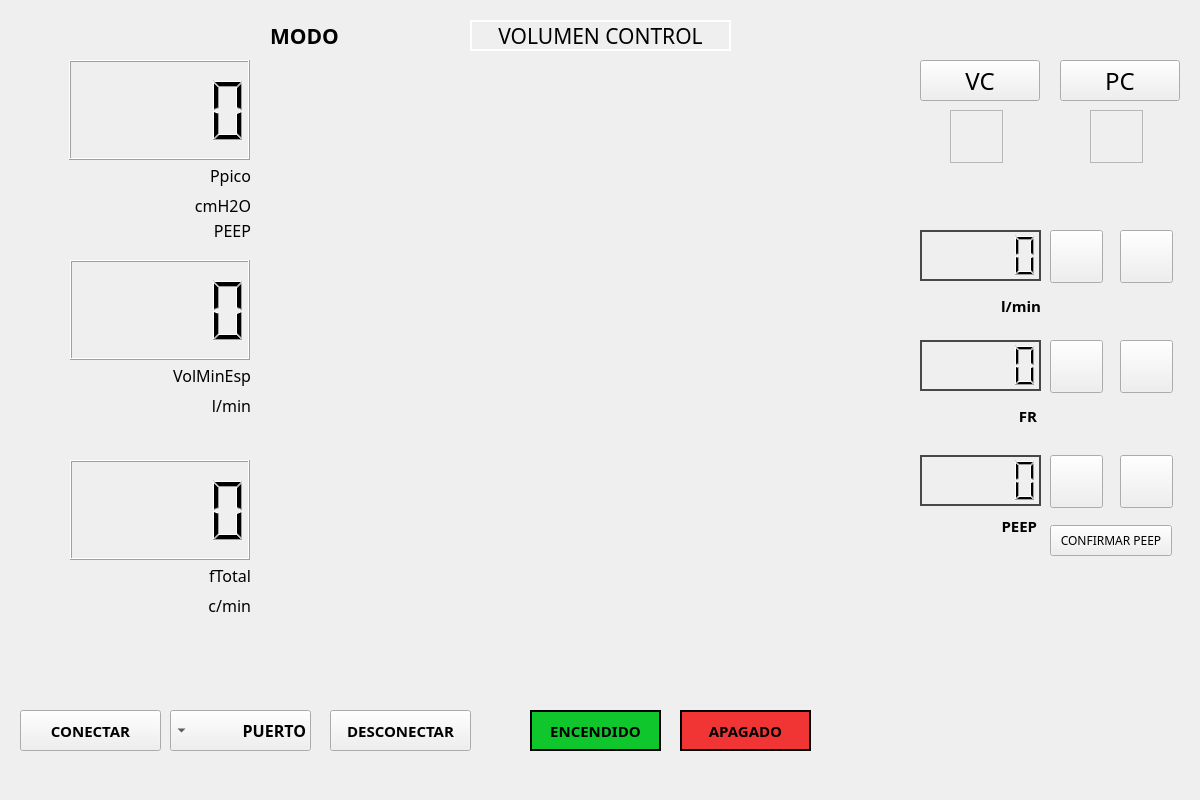
Before: the Qt Designer form diseño_gui.ui in 1PYTHON1/Interfaz_Grafica_Ventilador_Mecanico_PyQt5, drawn with Qt 5.
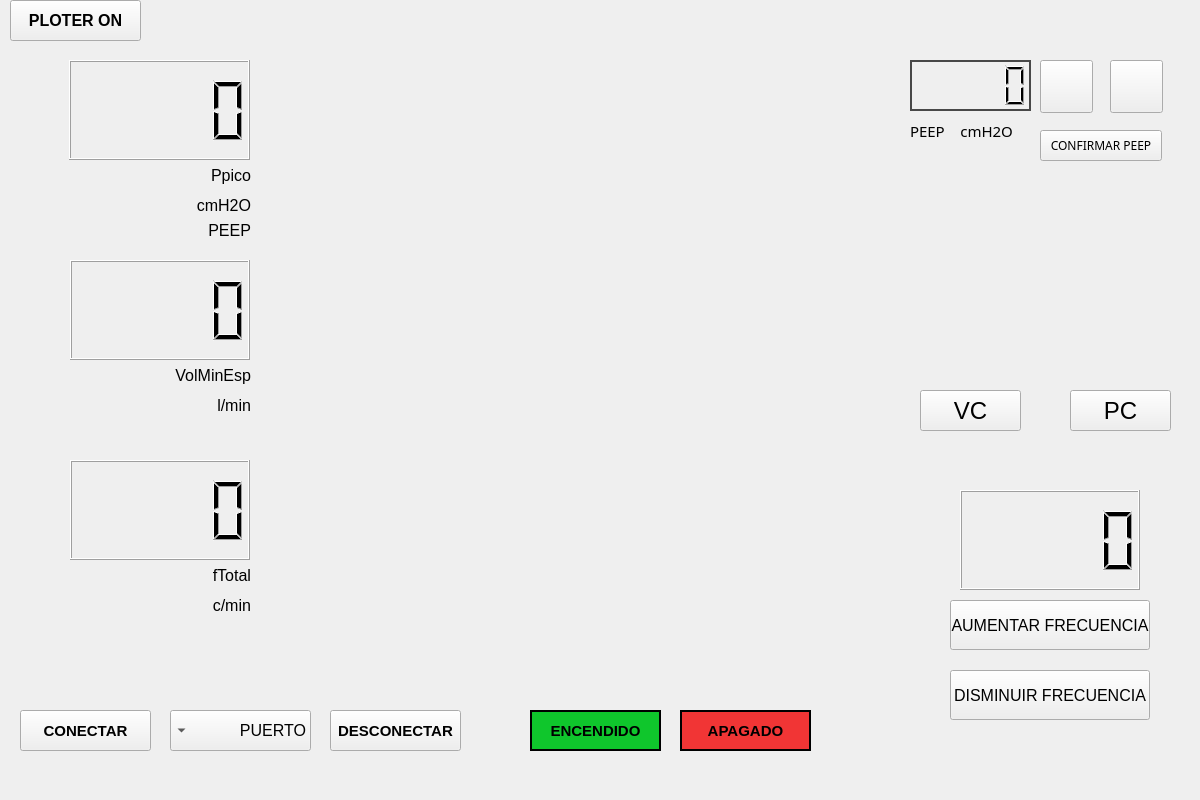
After: the same form once the commit is applied. Icons and pictures are not drawn.

```diff
--- a/diseño_gui.ui
+++ b/diseño_gui.ui
@@ -18,7 +18,6 @@
   </property>
   <property name="font">
    <font>
-    <family>Montserrat</family>
     <pointsize>5</pointsize>
    </font>
   </property>
@@ -74,9 +73,9 @@
    <widget class="QPushButton" name="pushButton_pc">
     <property name="geometry">
      <rect>
-      <x>1060</x>
-      <y>60</y>
-      <width>120</width>
+      <x>1070</x>
+      <y>390</y>
+      <width>101</width>
       <height>41</height>
      </rect>
     </property>
@@ -114,8 +113,8 @@
     <property name="geometry">
      <rect>
       <x>920</x>
-      <y>60</y>
-      <width>120</width>
+      <y>390</y>
+      <width>101</width>
       <height>41</height>
      </rect>
     </property>
@@ -131,10 +130,10 @@
    <widget class="QPushButton" name="pushButton_frecuencia_up">
     <property name="geometry">
      <rect>
-      <x>1050</x>
-      <y>340</y>
-      <width>53</width>
-      <height>53</height>
+      <x>950</x>
+      <y>600</y>
+      <width>200</width>
+      <height>50</height>
      </rect>
     </property>
     <property name="font">
@@ -142,27 +141,17 @@
       <pointsize>12</pointsize>
      </font>
     </property>
-    <property name="styleSheet">
-     <string notr="true">#pushButton_frecuencia_up
-{
-background-image: url(:/design/iconos/akar-icons_circle-chevron-down-fill (1).png);
-}
-#pushButton_frecuencia_up:hover
-{
-background-image: url(:/design/iconos/akar-icons_circle-chevron-down-fill (2).png);
-}</string>
-    </property>
     <property name="text">
-     <string/>
+     <string>AUMENTAR FRECUENCIA</string>
     </property>
    </widget>
    <widget class="QPushButton" name="pushButton_frecuencia_down">
     <property name="geometry">
      <rect>
-      <x>1120</x>
-      <y>340</y>
-      <width>53</width>
-      <height>53</height>
+      <x>950</x>
+      <y>670</y>
+      <width>200</width>
+      <height>50</height>
      </rect>
     </property>
     <property name="font">
@@ -170,17 +159,8 @@
       <pointsize>12</pointsize>
      </font>
     </property>
-    <property name="styleSheet">
-     <string notr="true">#pushButton_frecuencia_down{
-background-image: url(:/design/iconos/akar-icons_circle-chevron-down-fill.png);
-}
-#pushButton_frecuencia_down:hover{
-background-image: url(:/design/iconos/akar-icons_circle-chevron-down-fill (3).png);
-}
-</string>
-    </property>
     <property name="text">
-     <string/>
+     <string>DISMINUIR FRECUENCIA</string>
     </property>
    </widget>
    <widget class="QLCDNumber" name="lcdNumber_presion">
@@ -216,9 +196,9 @@
    <widget class="QLabel" name="label">
     <property name="geometry">
      <rect>
-      <x>180</x>
+      <x>200</x>
       <y>160</y>
-      <width>71</width>
+      <width>51</width>
       <height>31</height>
      </rect>
     </property>
@@ -237,9 +217,9 @@
    <widget class="QLabel" name="label_2">
     <property name="geometry">
      <rect>
-      <x>180</x>
+      <x>190</x>
       <y>190</y>
-      <width>71</width>
+      <width>61</width>
       <height>31</height>
      </rect>
     </property>
@@ -258,9 +238,9 @@
    <widget class="QLabel" name="label_3">
     <property name="geometry">
      <rect>
-      <x>180</x>
+      <x>190</x>
       <y>390</y>
-      <width>71</width>
+      <width>61</width>
       <height>31</height>
      </rect>
     </property>
@@ -279,9 +259,9 @@
    <widget class="QLabel" name="label_4">
     <property name="geometry">
      <rect>
-      <x>150</x>
+      <x>160</x>
       <y>360</y>
-      <width>101</width>
+      <width>91</width>
       <height>31</height>
      </rect>
     </property>
@@ -300,9 +280,9 @@
    <widget class="QLabel" name="label_5">
     <property name="geometry">
      <rect>
-      <x>180</x>
+      <x>190</x>
       <y>560</y>
-      <width>71</width>
+      <width>61</width>
       <height>31</height>
      </rect>
     </property>
@@ -342,33 +322,19 @@
    <widget class="QLCDNumber" name="lcdNumber_frecuencia">
     <property name="geometry">
      <rect>
-      <x>920</x>
-      <y>340</y>
-      <width>121</width>
-      <height>51</height>
+      <x>960</x>
+      <y>490</y>
+      <width>180</width>
+      <height>100</height>
      </rect>
     </property>
-    <property name="styleSheet">
-     <string notr="true">#lcdNumber_frecuencia{
-
-border: 2px solid rgb(72, 72, 72);
-
-
-}
-#lcdNumber_frecuencia:hover{
-
-border: 2px solid  rgb(190, 190, 190);
-
-}
-</string>
-    </property>
    </widget>
    <widget class="QPushButton" name="pushButton_conectar_serial">
     <property name="geometry">
      <rect>
       <x>20</x>
       <y>710</y>
-      <width>141</width>
+      <width>131</width>
       <height>41</height>
      </rect>
     </property>
@@ -395,8 +361,6 @@
     <property name="font">
      <font>
       <pointsize>12</pointsize>
-      <weight>75</weight>
-      <bold>true</bold>
      </font>
     </property>
     <item>
@@ -435,7 +399,7 @@
      <rect>
       <x>330</x>
       <y>710</y>
-      <width>141</width>
+      <width>131</width>
       <height>41</height>
      </rect>
     </property>
@@ -450,11 +414,32 @@
      <string>DESCONECTAR</string>
     </property>
    </widget>
+   <widget class="QPushButton" name="pushButton_sincronizar_datos">
+    <property name="geometry">
+     <rect>
+      <x>10</x>
+      <y>0</y>
+      <width>131</width>
+      <height>41</height>
+     </rect>
+    </property>
+    <property name="font">
+     <font>
+      <pointsize>12</pointsize>
+      <weight>75</weight>
+      <italic>false</italic>
+      <bold>true</bold>
+     </font>
+    </property>
+    <property name="text">
+     <string>PLOTER ON</string>
+    </property>
+   </widget>
    <widget class="QLCDNumber" name="lcdNumber_peep">
     <property name="geometry">
      <rect>
-      <x>920</x>
-      <y>455</y>
+      <x>910</x>
+      <y>60</y>
       <width>121</width>
       <height>51</height>
      </rect>
@@ -480,8 +465,8 @@
    <widget class="QPushButton" name="pushButton_incrementar_peep">
     <property name="geometry">
      <rect>
-      <x>1050</x>
-      <y>455</y>
+      <x>1040</x>
+      <y>60</y>
       <width>53</width>
       <height>53</height>
      </rect>
@@ -503,8 +488,8 @@
    <widget class="QPushButton" name="pushButton_decrementar_peep">
     <property name="geometry">
      <rect>
-      <x>1120</x>
-      <y>455</y>
+      <x>1110</x>
+      <y>60</y>
       <width>53</width>
       <height>53</height>
      </rect>
@@ -525,8 +510,8 @@
    <widget class="QPushButton" name="pushButton_confirmar_peep">
     <property name="geometry">
      <rect>
-      <x>1050</x>
-      <y>525</y>
+      <x>1040</x>
+      <y>130</y>
       <width>122</width>
       <height>31</height>
      </rect>
@@ -554,8 +539,8 @@
    <widget class="QLabel" name="label_8">
     <property name="geometry">
      <rect>
-      <x>920</x>
-      <y>510</y>
+      <x>910</x>
+      <y>115</y>
       <width>121</width>
       <height>31</height>
      </rect>
@@ -564,23 +549,21 @@
      <font>
       <family>Montserrat</family>
       <pointsize>11</pointsize>
-      <weight>75</weight>
-      <bold>true</bold>
      </font>
     </property>
     <property name="text">
-     <string>PEEP </string>
+     <string>PEEP    cmH2O</string>
     </property>
     <property name="alignment">
-     <set>Qt::AlignRight|Qt::AlignTrailing|Qt::AlignVCenter</set>
+     <set>Qt::AlignLeading|Qt::AlignLeft|Qt::AlignVCenter</set>
     </property>
    </widget>
    <widget class="QLabel" name="label_7">
     <property name="geometry">
      <rect>
-      <x>190</x>
+      <x>200</x>
       <y>220</y>
-      <width>61</width>
+      <width>51</width>
       <height>21</height>
      </rect>
     </property>
@@ -683,269 +666,6 @@
      <string>APAGADO</string>
     </property>
    </widget>
-   <widget class="QLabel" name="label_9">
-    <property name="geometry">
-     <rect>
-      <x>920</x>
-      <y>400</y>
-      <width>121</width>
-      <height>31</height>
-     </rect>
-    </property>
-    <property name="font">
-     <font>
-      <family>Montserrat</family>
-      <pointsize>11</pointsize>
-      <weight>75</weight>
-      <bold>true</bold>
-     </font>
-    </property>
-    <property name="text">
-     <string>FR </string>
-    </property>
-    <property name="alignment">
-     <set>Qt::AlignRight|Qt::AlignTrailing|Qt::AlignVCenter</set>
-    </property>
-   </widget>
-   <widget class="QLCDNumber" name="lcdNumber_volumen_entrada">
-    <property name="geometry">
-     <rect>
-      <x>920</x>
-      <y>230</y>
-      <width>121</width>
-      <height>51</height>
-     </rect>
-    </property>
-    <property name="styleSheet">
-     <string notr="true">#lcdNumber_volumen_entrada{
-
-border: 2px solid rgb(72, 72, 72);
-
-
-}
-#lcdNumber_volumen_entrada:hover{
-
-border: 2px solid  rgb(190, 190, 190);
-
-}
-</string>
-    </property>
-   </widget>
-   <widget class="QLabel" name="label_10">
-    <property name="geometry">
-     <rect>
-      <x>920</x>
-      <y>290</y>
-      <width>121</width>
-      <height>31</height>
-     </rect>
-    </property>
-    <property name="font">
-     <font>
-      <family>Montserrat</family>
-      <pointsize>11</pointsize>
-      <weight>75</weight>
-      <bold>true</bold>
-     </font>
-    </property>
-    <property name="text">
-     <string>l/min</string>
-    </property>
-    <property name="alignment">
-     <set>Qt::AlignRight|Qt::AlignTrailing|Qt::AlignVCenter</set>
-    </property>
-   </widget>
-   <widget class="QPushButton" name="pushButton_decrementar_volumen">
-    <property name="geometry">
-     <rect>
-      <x>1120</x>
-      <y>230</y>
-      <width>53</width>
-      <height>53</height>
-     </rect>
-    </property>
-    <property name="font">
-     <font>
-      <pointsize>12</pointsize>
-     </font>
-    </property>
-    <property name="styleSheet">
-     <string notr="true">#pushButton_decrementar_volumen{
-background-image: url(:/design/iconos/akar-icons_circle-chevron-down-fill.png);
-}
-#pushButton_decrementar_volumen:hover{
-background-image: url(:/design/iconos/akar-icons_circle-chevron-down-fill (3).png);
-}
-</string>
-    </property>
-    <property name="text">
-     <string/>
-    </property>
-   </widget>
-   <widget class="QPushButton" name="pushButton_incrementar_volumen">
-    <property name="geometry">
-     <rect>
-      <x>1050</x>
-      <y>230</y>
-      <width>53</width>
-      <height>53</height>
-     </rect>
-    </property>
-    <property name="font">
-     <font>
-      <pointsize>12</pointsize>
-     </font>
-    </property>
-    <property name="styleSheet">
-     <string notr="true">#pushButton_incrementar_volumen
-{
-background-image: url(:/design/iconos/akar-icons_circle-chevron-down-fill (1).png);
-}
-#pushButton_incrementar_volumen:hover
-{
-background-image: url(:/design/iconos/akar-icons_circle-chevron-down-fill (2).png);
-}</string>
-    </property>
-    <property name="text">
-     <string/>
-    </property>
-   </widget>
-   <widget class="QLabel" name="label_11">
-    <property name="geometry">
-     <rect>
-      <x>270</x>
-      <y>20</y>
-      <width>111</width>
-      <height>31</height>
-     </rect>
-    </property>
-    <property name="font">
-     <font>
-      <pointsize>16</pointsize>
-      <weight>75</weight>
-      <bold>true</bold>
-     </font>
-    </property>
-    <property name="text">
-     <string>MODO</string>
-    </property>
-   </widget>
-   <widget class="QLabel" name="label_modo">
-    <property name="geometry">
-     <rect>
-      <x>470</x>
-      <y>20</y>
-      <width>261</width>
-      <height>31</height>
-     </rect>
-    </property>
-    <property name="font">
-     <font>
-      <family>Montserrat</family>
-      <pointsize>16</pointsize>
-      <weight>50</weight>
-      <italic>false</italic>
-      <bold>false</bold>
-     </font>
-    </property>
-    <property name="styleSheet">
-     <string notr="true">#label_modo{
-font: 16pt &quot;Montserrat&quot;;
-border: 2px solid rgb(255, 255, 255);
-}</string>
-    </property>
-    <property name="text">
-     <string>VOLUMEN CONTROL</string>
-    </property>
-    <property name="alignment">
-     <set>Qt::AlignCenter</set>
-    </property>
-   </widget>
-   <widget class="QFrame" name="led_vc_on">
-    <property name="geometry">
-     <rect>
-      <x>950</x>
-      <y>110</y>
-      <width>53</width>
-      <height>53</height>
-     </rect>
-    </property>
-    <property name="styleSheet">
-     <string notr="true">#led_vc_on{
-background-image: url(:/design/iconos/mdi_led-on.png);
-}</string>
-    </property>
-    <property name="frameShape">
-     <enum>QFrame::StyledPanel</enum>
-    </property>
-    <property name="frameShadow">
-     <enum>QFrame::Raised</enum>
-    </property>
-   </widget>
-   <widget class="QFrame" name="led_pc_on">
-    <property name="geometry">
-     <rect>
-      <x>1090</x>
-      <y>110</y>
-      <width>53</width>
-      <height>53</height>
-     </rect>
-    </property>
-    <property name="styleSheet">
-     <string notr="true">#led_pc_on{
-background-image: url(:/design/iconos/mdi_led-on.png);
-}</string>
-    </property>
-    <property name="frameShape">
-     <enum>QFrame::StyledPanel</enum>
-    </property>
-    <property name="frameShadow">
-     <enum>QFrame::Raised</enum>
-    </property>
-   </widget>
-   <widget class="QFrame" name="led_vc_off">
-    <property name="geometry">
-     <rect>
-      <x>950</x>
-      <y>110</y>
-      <width>53</width>
-      <height>53</height>
-     </rect>
-    </property>
-    <property name="styleSheet">
-     <string notr="true">#led_vc_off
-{
-background-image: url(:/design/iconos/Vector.png);
-}</string>
-    </property>
-    <property name="frameShape">
-     <enum>QFrame::StyledPanel</enum>
-    </property>
-    <property name="frameShadow">
-     <enum>QFrame::Raised</enum>
-    </property>
-   </widget>
-   <widget class="QFrame" name="led_pc_off">
-    <property name="geometry">
-     <rect>
-      <x>1090</x>
-      <y>110</y>
-      <width>53</width>
-      <height>53</height>
-     </rect>
-    </property>
-    <property name="styleSheet">
-     <string notr="true">#led_pc_off{
-background-image: url(:/design/iconos/Vector.png);
-}</string>
-    </property>
-    <property name="frameShape">
-     <enum>QFrame::StyledPanel</enum>
-    </property>
-    <property name="frameShadow">
-     <enum>QFrame::Raised</enum>
-    </property>
-   </widget>
   </widget>
   <widget class="QMenuBar" name="menubar">
    <property name="geometry">
```
Left out of the diff: 2 changed lines with no effect on the pictures.
